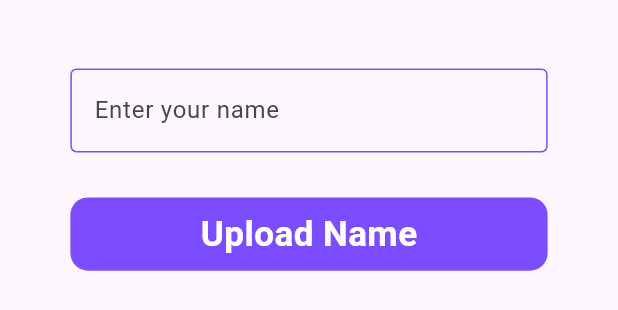
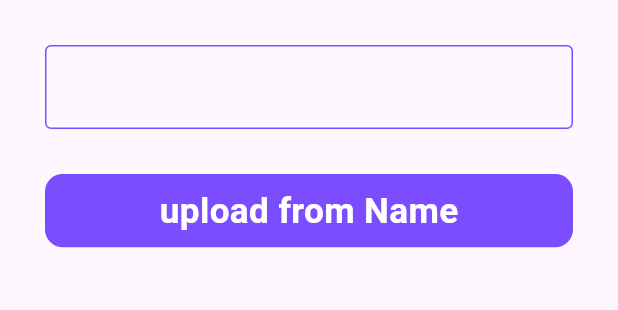
Before and after one commit to hazemmahmoudf/taskati, a Flutter app: the ButtonSheetChangeName widget shown alone on an empty page, opened directly, on a phone screen of 412 x 824 dp. Shown: the top 310 px of the screen. Run offline on Flutter 3.47's test engine with Material 3 defaults, Android fonts, the phone set to English and light mode, and no system bars; our stand-ins replace flutter_screenutil, image_picker.

Commit message:
complete ui

```diff
--- a/lib/features/change_app_bar_home/widgets/button_sheet_change_name.dart
+++ b/lib/features/change_app_bar_home/widgets/button_sheet_change_name.dart
@@ -1,71 +1,60 @@
+
 import 'package:flutter/material.dart';
 import 'package:flutter_screenutil/flutter_screenutil.dart';
+import 'package:taskati/core/theme/app_colors.dart';
 
-import '../../../core/theme/app_colors.dart';
 import '../../../core/widgets/button_widget.dart';
-
 class ButtonSheetChangeName extends StatelessWidget {
   final String? Function(String?)? validator;
-
-  ButtonSheetChangeName({super.key, this.validator});
-
-  final validationKey = GlobalKey<FormState>();
-  final TextEditingController nameController = TextEditingController();
+   ButtonSheetChangeName({super.key, this.validator});
+  var validationKey=GlobalKey<FormState>();
 
   @override
   Widget build(BuildContext context) {
-    return Padding(
-      // MediaQuery.of(context).viewInsets => علشان يعمل padding لما الكيبورد يفتح
-      padding: EdgeInsets.only(
-        bottom: MediaQuery.of(context).viewInsets.bottom,
-        left: 16.w,
-        right: 16.w,
-        top: 16.h,
-      ),
-      child: SingleChildScrollView(
+    return SizedBox(
+      height: 600.h,
+                width: double.infinity,
+      child:SingleChildScrollView(
         child: Column(
-          mainAxisSize: MainAxisSize.min, // علشان ياخد أقل حجم حسب المحتوى
           children: [
             Padding(
               padding: const EdgeInsets.all(30),
               child: Form(
-                key: validationKey,
+                key:validationKey ,
                 child: TextFormField(
-                  controller: nameController,
-                  validator: validator ??
-                          (v) {
-                        if (v == null || v.trim().isEmpty) {
-                          return "Name is required";
-                        }
-                        return null;
-                      },
+                  validator: (v){
+                    if(v==null||v.isEmpty){
+                      return "require name";
+                    }
+                    return null;
+                  },
                   decoration: InputDecoration(
-                    hintText: "Enter your name",
                     enabledBorder: OutlineInputBorder(
-                      borderSide: BorderSide(color: AppColors.mainColor),
+                      borderSide: BorderSide(
+                        color: AppColors.mainColor
+                      )
                     ),
                     border: OutlineInputBorder(
-                      borderSide: BorderSide(color: AppColors.mainColor),
+                      borderSide: BorderSide(
+                        color: AppColors.mainColor,
+                      )
                     ),
                   ),
                 ),
-              ),
-            ),
-            Padding(
-              padding:
-              const EdgeInsets.only(right: 30, left: 30, bottom: 30),
-              child: ButtonWidget(
-                title: "Upload Name",
-                onTap: () {
-                  if (validationKey.currentState!.validate()) {
-                    Navigator.pop(context, nameController.text.trim());
-                  }
+              )
+            ),  Padding(
+              padding: const EdgeInsets.only(right: 30,left: 30,bottom: 30),
+              child: ButtonWidget(title: "upload from Name",
+                onTap: (){
+                  validationKey.currentState!.validate();
                 },
               ),
             ),
           ],
         ),
       ),
+
     );
+
   }
 }
--- a/lib/features/home/models/task_model.dart
+++ b/lib/features/home/models/task_model.dart
@@ -5,7 +5,7 @@ class TaskModel {
   final String? description;
   final String? startTime;
   final String? endTime;
-  late final String? status;
+  late  String? status;
   final Color? taskColor;
   final String? date;
 
```
Also changed, not shown: lib/features/change_app_bar_home/change_data_in_app_bar_home.dart (+5 -3 lines), lib/features/change_app_bar_home/models/edit_model.dart (added, +8 -0 lines), lib/features/change_app_bar_home/widgets/circle_avatar_image.dart (+4 -4 lines), lib/features/change_app_bar_home/widgets/edit_name_user.dart (+81 -28 lines), lib/features/home/widgets/add_task_list_view.dart (+23 -5 lines), lib/features/home/widgets/home_app_bar.dart (+16 -3 lines).
